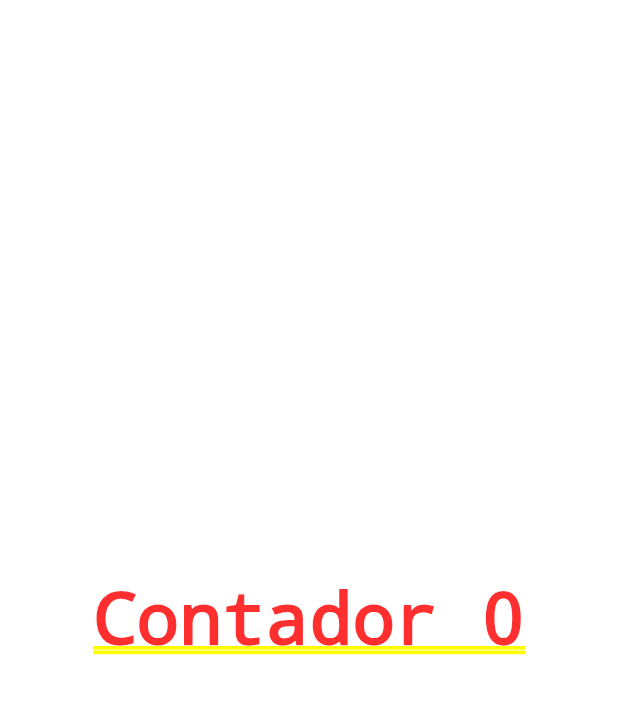
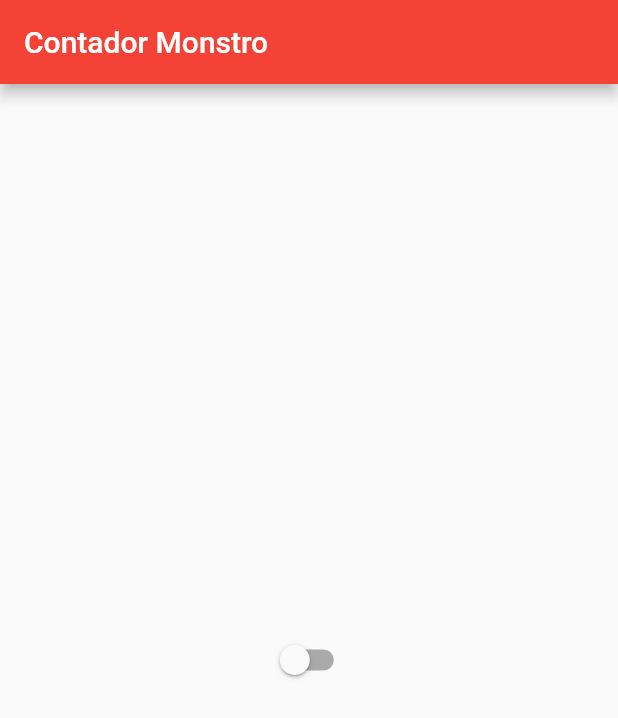
Before and after one commit to AdanRMS/cursoFlutter, a Flutter app: the screen it shows after launch, on a phone screen of 412 x 824 dp. Shown: the top 718 px of the screen. Run offline on Flutter 3.47's test engine with Material 2 defaults, Android fonts, the phone set to English and light mode, and no system bars.

Commit message:
Finalizando aula #12 - Gerenciar outro Estado

```diff
--- /dev/null
+++ b/lib/app_controller.dart
@@ -0,0 +1,12 @@
+import 'package:flutter/widgets.dart';
+
+class AppController extends ChangeNotifier {
+  static AppController instance = AppController();
+
+  bool isDarkTheme = false;
+  changeTheme() {
+    isDarkTheme = !isDarkTheme;
+
+    notifyListeners();
+  }
+}
--- a/lib/app_widget.dart
+++ b/lib/app_widget.dart
@@ -1,13 +1,23 @@
 import 'package:flutter/material.dart';
+import 'package:hello_world/app_controller.dart';
 
 import 'home_page.dart';
 
 class AppWidget extends StatelessWidget {
   @override
   Widget build(BuildContext context) {
-    return MaterialApp(
-      theme: ThemeData(primarySwatch: Colors.red),
-      home: homePage(),
+    return AnimatedBuilder(
+      animation: AppController.instance,
+      builder: (context, child) {
+        return MaterialApp(
+          theme: ThemeData(
+              primarySwatch: Colors.red,
+              brightness: AppController.instance.isDarkTheme
+                  ? Brightness.dark
+                  : Brightness.light),
+          home: homePage(),
+        );
+      },
     );
   }
 }
--- a/lib/home_page.dart
+++ b/lib/home_page.dart
@@ -1,4 +1,6 @@
 import 'package:flutter/material.dart';
+
+import 'app_controller.dart';
 
 class homePage extends StatefulWidget {
   @override
@@ -8,18 +10,17 @@ class homePage extends StatefulWidget {
 }
 
 class homePageState extends State<homePage> {
-  var cont = 0;
-
   @override
   Widget build(BuildContext context) {
-    return Container(
-      child: Center(
-        child: GestureDetector(
-          child: Text('Contador $cont'),
-          onTap: () {
-            setState(() {
-              cont++;
-            });
+    return Scaffold(
+      appBar: AppBar(
+        title: Text('Contador Monstro'),
+      ),
+      body: Center(
+        child: Switch(
+          value: AppController.instance.isDarkTheme,
+          onChanged: (value) {
+            AppController.instance.changeTheme();
           },
         ),
       ),
```
